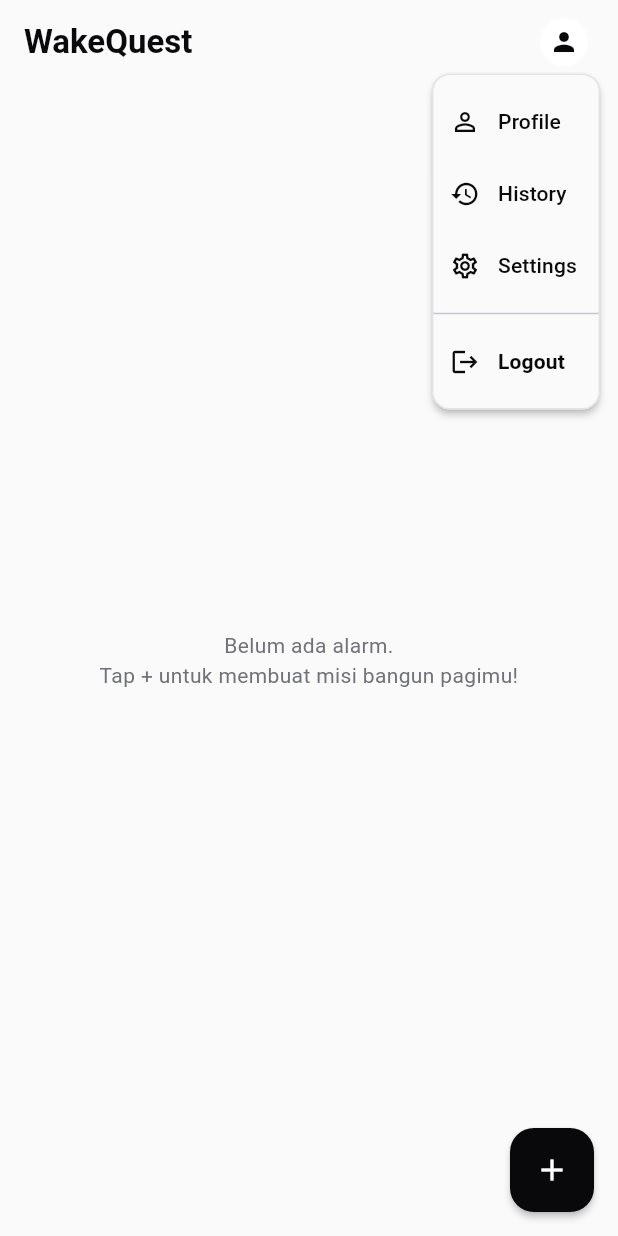
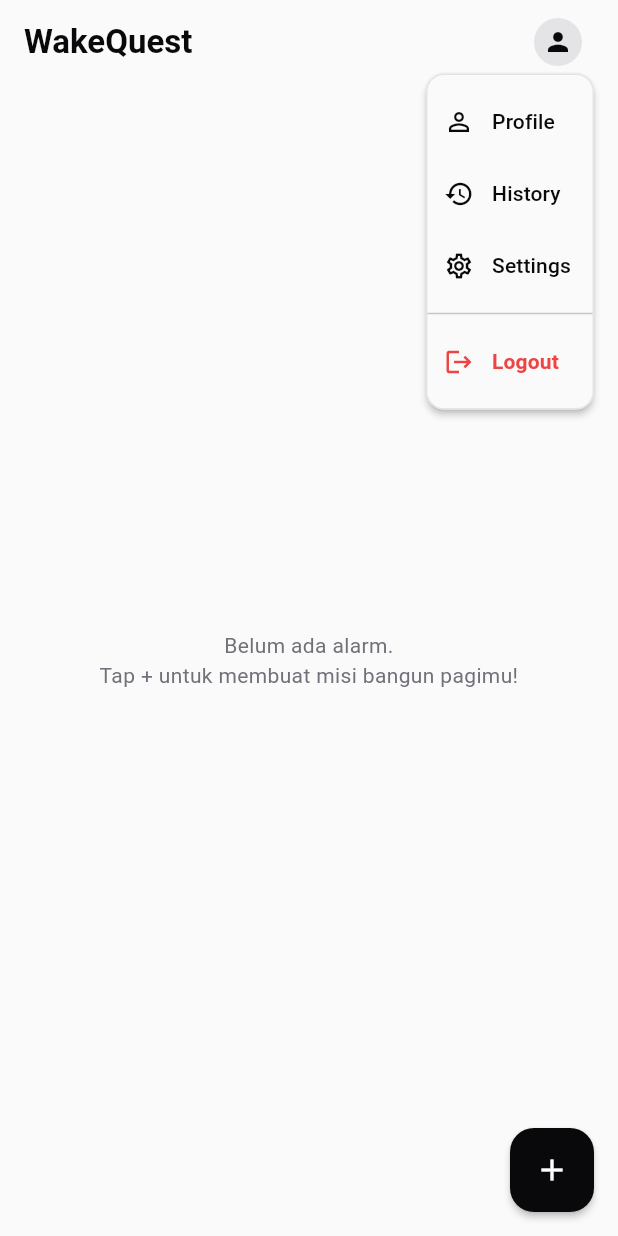
Before and after one commit to aazziiss-jpg/WakeQuest-Mobile, a Flutter app: the DashboardScreen screen opened by its route, after a tap on the "person" icon, on a phone screen of 412 x 824 dp. Run offline on Flutter 3.47's test engine with Material 3 defaults, Android fonts, the light colour scheme and no system bars; our stand-ins replace audioplayers, file_picker, flutter_dotenv, flutter_riverpod, go_router, supabase_flutter; missing offline and left inert: android_alarm_manager_plus; accounts and stored records are empty.

Commit message:
feat(navigation): configure routing and update dashboard

```diff
--- a/lib/app/router.dart
+++ b/lib/app/router.dart
@@ -6,6 +6,7 @@ import '../features/alarms/presentation/screens/add_alarm_screen.dart';
 import '../features/auth/presentation/screens/login_screen.dart';
 import '../features/auth/presentation/screens/register_screen.dart';
 import '../features/dashboard/presentation/screens/dashboard_screen.dart';
+import '../features/missions/presentation/screens/mission_camera_screen.dart';
 
 final GoRouter appRouter = GoRouter(
   initialLocation: '/login',
@@ -44,5 +45,9 @@ final GoRouter appRouter = GoRouter(
         return AddAlarmScreen(alarmToEdit: alarmToEdit);
       },
     ),
+    GoRoute(
+      path: '/mission',
+      builder: (context, state) => const MissionCameraScreen(targetObject: 'HP / Smartphone'),
+    ),
   ],
 );
--- a/lib/features/dashboard/presentation/screens/dashboard_screen.dart
+++ b/lib/features/dashboard/presentation/screens/dashboard_screen.dart
@@ -1,3 +1,4 @@
+import 'dart:async';
 import 'package:flutter/material.dart';
 import 'package:flutter_riverpod/flutter_riverpod.dart';
 import 'package:go_router/go_router.dart';
@@ -7,10 +8,51 @@ import '../../../../core/constants/app_colors.dart';
 import '../../../alarms/presentation/controllers/alarm_controller.dart';
 import '../../../alarms/presentation/widgets/alarm_card.dart';
 
-class DashboardScreen extends ConsumerWidget {
+class DashboardScreen extends ConsumerStatefulWidget {
   const DashboardScreen({super.key});
 
-  Future<void> _handleMenuSelection(BuildContext context, String value) async {
+  @override
+  ConsumerState<DashboardScreen> createState() => _DashboardScreenState();
+}
+
+class _DashboardScreenState extends ConsumerState<DashboardScreen> {
+  Timer? _alarmWatcher;
+
+  @override
+  void initState() {
+    super.initState();
+    _startAlarmWatcher();
+  }
+
+  void _startAlarmWatcher() {
+    _alarmWatcher = Timer.periodic(const Duration(seconds: 3), (timer) {
+      final alarmsAsync = ref.read(alarmListControllerProvider);
+
+      alarmsAsync.whenData((alarms) {
+        final now = DateTime.now();
+
+        for (final alarm in alarms) {
+          // Membandingkan variabel hour dan minute dari model secara langsung
+          if (alarm.isActive && alarm.hour == now.hour && alarm.minute == now.minute) {
+
+            final updatedAlarm = alarm.copyWith(isActive: false);
+            ref.read(alarmListControllerProvider.notifier).addOrUpdateAlarm(updatedAlarm);
+
+            context.push('/mission');
+            break;
+          }
+        }
+      });
+    });
+  }
+
+  @override
+  void dispose() {
+    _alarmWatcher?.cancel();
+    super.dispose();
+  }
+
+  Future<void> _handleMenuSelection(String value) async {
     switch (value) {
       case 'profile':
       case 'history':
@@ -25,15 +67,13 @@ class DashboardScreen extends ConsumerWidget {
         break;
       case 'logout':
         await Supabase.instance.client.auth.signOut();
-        if (context.mounted) {
-          context.go('/login');
-        }
+        if (mounted) context.go('/login');
         break;
     }
   }
 
   PopupMenuItem<String> _buildMenuItem(String value, IconData icon, String label, {bool isDestructive = false}) {
-    final color = isDestructive ? AppColors.primaryRed : AppColors.textDark;
+    final color = isDestructive ? const Color(0xFFEF4444) : AppColors.textDark;
     return PopupMenuItem<String>(
       value: value,
       child: Row(
@@ -54,7 +94,7 @@ class DashboardScreen extends ConsumerWidget {
   }
 
   @override
-  Widget build(BuildContext context, WidgetRef ref) {
+  Widget build(BuildContext context) {
     final alarmsAsync = ref.watch(alarmListControllerProvider);
 
     return Scaffold(
@@ -66,10 +106,13 @@ class DashboardScreen extends ConsumerWidget {
         backgroundColor: AppColors.bgLight,
         elevation: 0,
         actions: [
-          PopupMenuButton<String>(
+          Padding(
+            padding: const EdgeInsets.only(right: 16.0),
+            child: PopupMenuButton<String>(
+              padding: EdgeInsets.zero,
               icon: const CircleAvatar(
                 radius: 16,
-              backgroundColor: AppColors.surfaceLight,
+                backgroundColor: AppColors.borderLight,
                 child: Icon(Icons.person, color: AppColors.textDark, size: 20),
               ),
               offset: const Offset(0, 45),
@@ -79,7 +122,7 @@ class DashboardScreen extends ConsumerWidget {
               ),
               color: AppColors.bgLight,
               elevation: 2,
-            onSelected: (value) => _handleMenuSelection(context, value),
+              onSelected: _handleMenuSelection,
               itemBuilder: (BuildContext context) => [
                 _buildMenuItem('profile', Icons.person_outline, 'Profile'),
                 _buildMenuItem('history', Icons.history, 'History'),
@@ -88,7 +131,7 @@ class DashboardScreen extends ConsumerWidget {
                 _buildMenuItem('logout', Icons.logout, 'Logout', isDestructive: true),
               ],
             ),
-          const SizedBox(width: 12),
+          ),
         ],
       ),
       body: alarmsAsync.when(
@@ -118,11 +161,11 @@ class DashboardScreen extends ConsumerWidget {
             },
           );
         },
-        loading: () => const Center(child: CircularProgressIndicator(color: AppColors.primaryRed)),
+        loading: () => const Center(child: CircularProgressIndicator(color: AppColors.textDark)),
         error: (err, stack) => Center(child: Text('Error: $err')),
       ),
       floatingActionButton: FloatingActionButton(
-        backgroundColor: AppColors.primaryRed,
+        backgroundColor: AppColors.textDark,
         foregroundColor: Colors.white,
         elevation: 2,
         shape: RoundedRectangleBorder(borderRadius: BorderRadius.circular(16)),
```
Lines whose indentation alone changed are shown as unchanged.
